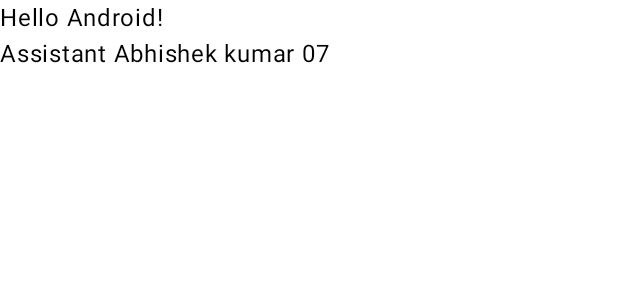
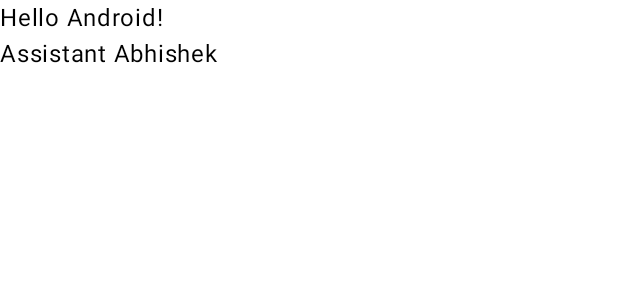
Before and after one commit to Naveenpal725/Demo1, an Android app built with Jetpack Compose: the @Preview function GreetingPreview, on a phone screen of 412 x 824 dp. Shown: the top 300 px of the screen. Run offline under Robolectric (Android 15) with nearby library versions, the phone set to English and light mode, and no system bars.

Commit message:
changed name2

```diff
--- a/app/src/main/java/com/design/demo1/MainActivity.kt
+++ b/app/src/main/java/com/design/demo1/MainActivity.kt
@@ -37,7 +37,7 @@ fun Greeting(name: String, modifier: Modifier = Modifier) {
             text = "Hello $name!",
             modifier = modifier
         )
-        Text(text = "Assistant Abhishek kumar 07")
+        Text(text = "Assistant Abhishek")
     }
 }
 
```
